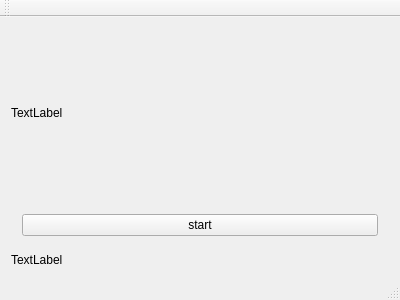
awegsche/QtRaytracer, file mainwindow.ui: the form before one commit.
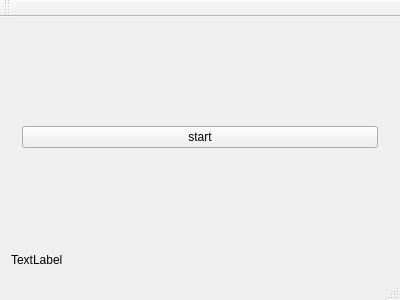
The form after the commit.

What changed in the file:
```diff
--- a/mainwindow.ui
+++ b/mainwindow.ui
@@ -14,20 +14,13 @@
    <string>MainWindow</string>
   </property>
   <widget class="QWidget" name="centralWidget">
+   <property name="sizePolicy">
+    <sizepolicy hsizetype="Preferred" vsizetype="Preferred">
+     <horstretch>0</horstretch>
+     <verstretch>0</verstretch>
+    </sizepolicy>
+   </property>
    <layout class="QVBoxLayout" name="verticalLayout">
-    <item>
-     <widget class="QLabel" name="label">
-      <property name="sizePolicy">
-       <sizepolicy hsizetype="Preferred" vsizetype="Expanding">
-        <horstretch>0</horstretch>
-        <verstretch>0</verstretch>
-       </sizepolicy>
-      </property>
-      <property name="text">
-       <string>TextLabel</string>
-      </property>
-     </widget>
-    </item>
     <item>
      <widget class="QWidget" name="widget" native="true">
       <property name="sizePolicy">
@@ -49,6 +42,12 @@
     </item>
     <item>
      <widget class="QLabel" name="label_info">
+      <property name="sizePolicy">
+       <sizepolicy hsizetype="Preferred" vsizetype="Maximum">
+        <horstretch>0</horstretch>
+        <verstretch>0</verstretch>
+       </sizepolicy>
+      </property>
       <property name="text">
        <string>TextLabel</string>
       </property>
```
